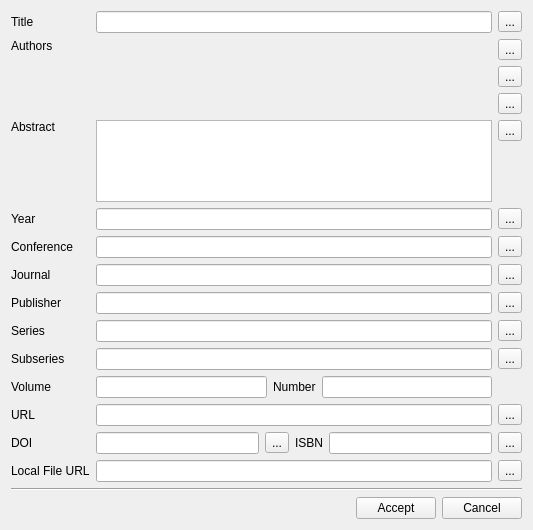
Above: src/ui/PublicationEdit.ui from mvaldenegro/KResearch before the change. Below: the same form after it.
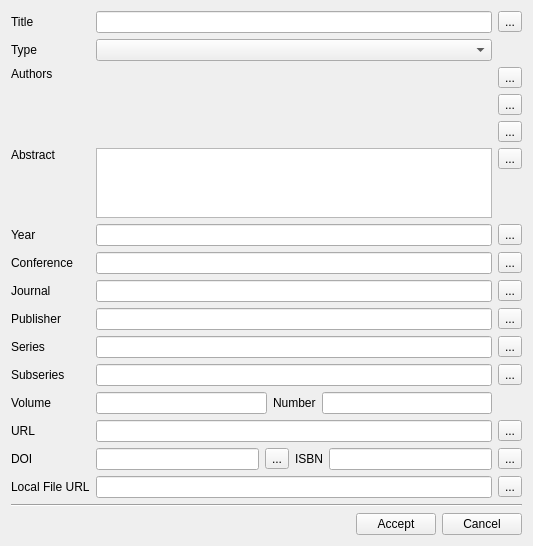
That is the form after the change.

Commit message: Add a QComboBox to handle the publication type.

Diff of the .ui file:
```diff
--- a/src/ui/PublicationEdit.ui
+++ b/src/ui/PublicationEdit.ui
@@ -347,6 +347,16 @@
      <item row="2" column="1">
       <widget class="QWidget" name="authorEditWidget" native="true"/>
      </item>
+     <item row="1" column="1">
+      <widget class="QComboBox" name="typeComboBox"/>
+     </item>
+     <item row="1" column="0">
+      <widget class="QLabel" name="label_16">
+       <property name="text">
+        <string>Type</string>
+       </property>
+      </widget>
+     </item>
     </layout>
    </item>
    <item>
```
Left out of the diff: 14 changed lines with no effect on the pictures. The commit also changes 1 other file.
